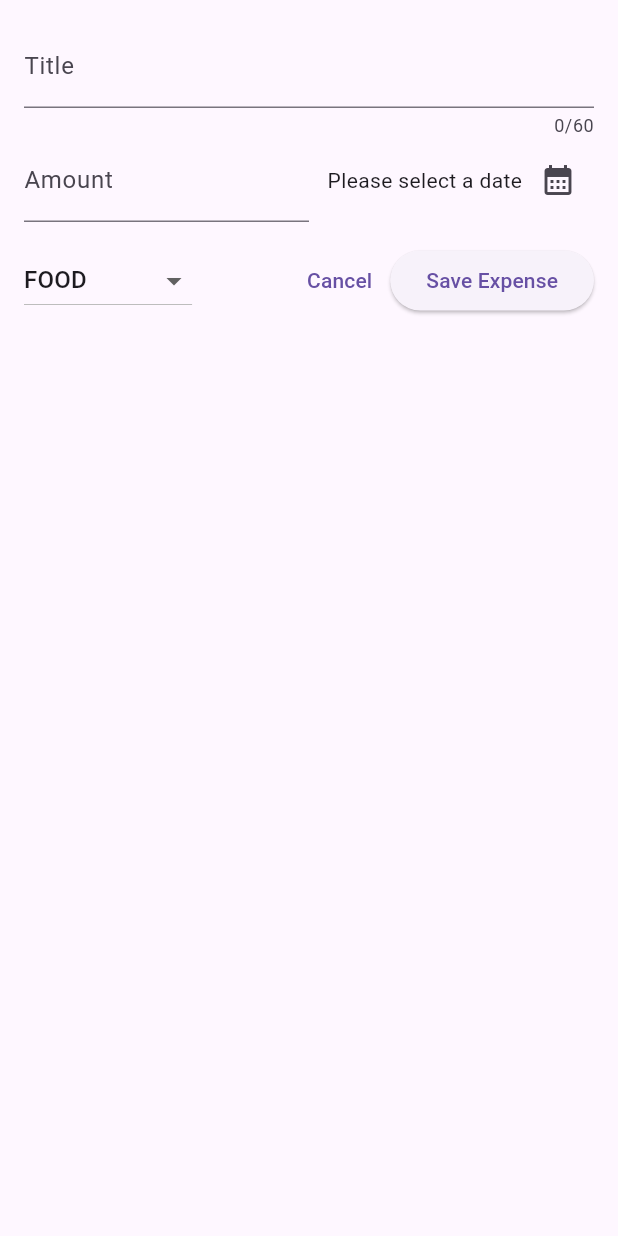
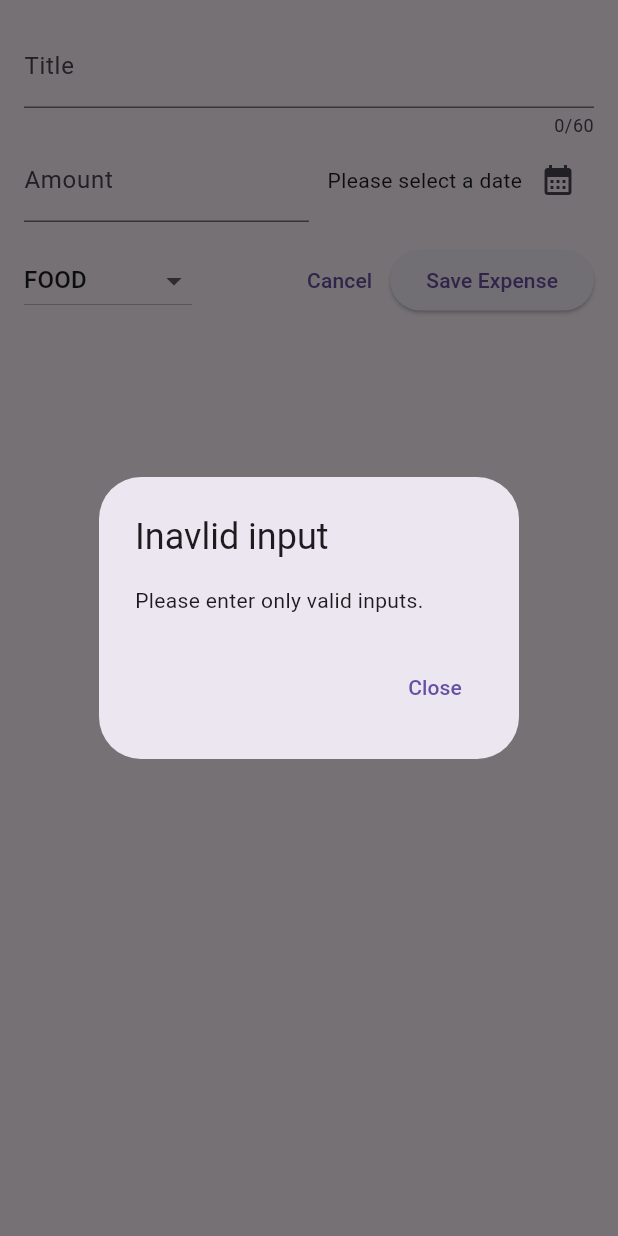
Before and after one commit to shardhayv/Maximilian-ExpenseTracker, a Flutter app: the NewExpense widget shown alone on an empty page, opened directly, after a tap on "Save Expense", on a phone screen of 412 x 824 dp. Run offline on Flutter 3.47's test engine with Material 3 defaults, Android fonts, the phone set to English and light mode, and no system bars.

Commit message:
input validation with alertdialog added

```diff
--- a/lib/new_expense.dart
+++ b/lib/new_expense.dart
@@ -27,6 +27,33 @@ class _NewExpenseState extends State<NewExpense> {
     setState(() {
       _selectedDate = datePicked;
     });
+  }
+
+  void _submitExpenseData() {
+    // this will convert the text to number if possible and if not possible then it will return null
+    final enteredAmount = double.tryParse(_amountController.text);
+    // this will check whether the parsed is null or not and also check for the amount is less than 0 or not
+    final amountIsInvalid = enteredAmount == null || enteredAmount <= 0;
+    if (_titleController.text.trim().isEmpty ||
+        amountIsInvalid ||
+        _selectedDate == null) {
+      showDialog(
+        context: context,
+        builder: (ctx) => AlertDialog(
+          title: const Text("Inavlid input"),
+          content: const Text("Please enter only valid inputs."),
+          actions: [
+            TextButton(
+              onPressed: () {
+                Navigator.pop(ctx);
+              },
+              child: const Text("Close"),
+            ),
+          ],
+        ),
+      );
+      return;
+    }
   }
 
   @override
@@ -122,6 +149,7 @@ class _NewExpenseState extends State<NewExpense> {
                   child: const Text("Cancel")),
               ElevatedButton(
                 onPressed: () {
+                  _submitExpenseData();
                   // print(_titleController.text);
                   // print(_amountController.text);
                 },
```
